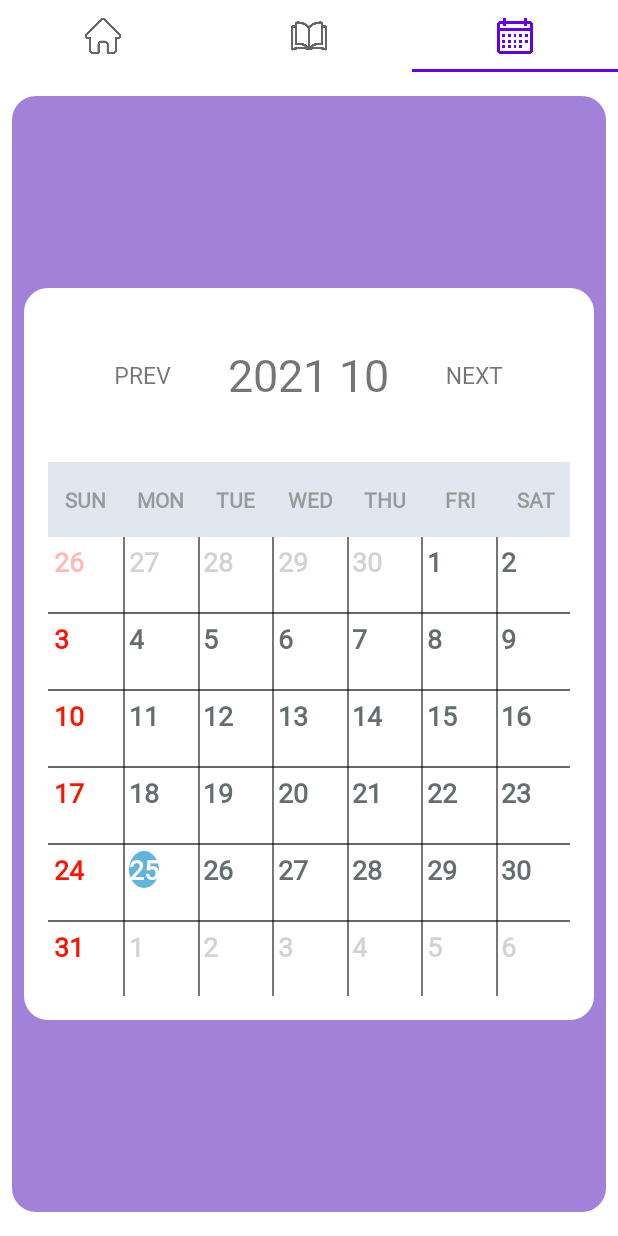
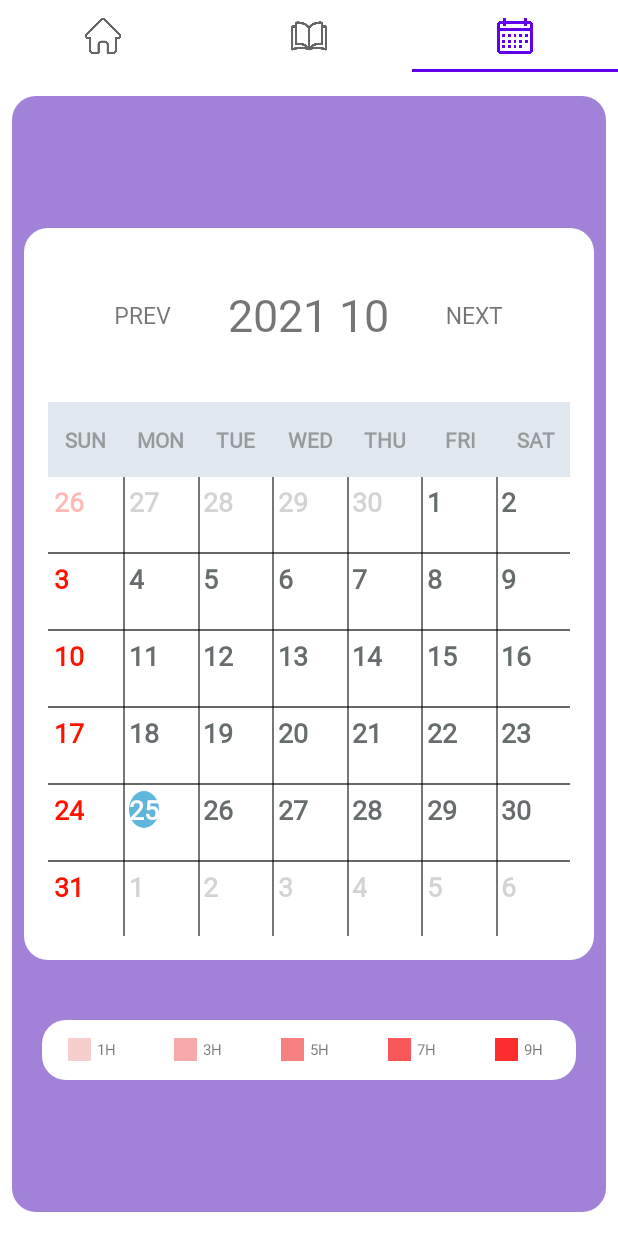
Before and after one commit to LeeGyungJun/StudyingisTiming, an Android app: the screen it shows after launch (MainActivity), tab 3 chosen, on a phone screen of 412 x 824 dp. Run offline under Robolectric (Android 15) with nearby library versions, the phone set to English and light mode, and no system bars; our stand-ins replace Room's generated code.

Commit message:
Refactoring) 달력 시간에 따른 색깔 표 추가

```diff
--- /dev/null
+++ b/app/src/main/res/drawable/calendar_radius_full.xml
@@ -0,0 +1,11 @@
+<?xml version="1.0" encoding="utf-8"?>
+<shape xmlns:android="http://schemas.android.com/apk/res/android"
+    android:padding="10dp"
+    android:shape="rectangle" >
+    <solid android:color="#FFFFFF" />
+    <corners
+        android:topLeftRadius="16dp"
+        android:topRightRadius="16dp"
+        android:bottomLeftRadius="16dp"
+        android:bottomRightRadius="16dp" />
+</shape>
--- a/app/src/main/res/layout/layout_c.xml
+++ b/app/src/main/res/layout/layout_c.xml
@@ -15,7 +15,7 @@
     <LinearLayout
         android:layout_width="380dp"
         android:layout_height="100dp"
-        android:background="@drawable/calendar_radius_first"
+        android:background="@drawable/calendar_radius_top"
         android:gravity="center"
         android:orientation="horizontal"
         android:paddingTop="16dp">
@@ -50,7 +50,7 @@
     <LinearLayout
         android:layout_width="380dp"
         android:layout_height="wrap_content"
-        android:background="@drawable/calendar_radius_second"
+        android:background="@drawable/calendar_radius_bottom"
         android:orientation="vertical"
         android:padding="16dp"
         android:fontFamily="@font/cafe24oneprettynight">
@@ -147,5 +147,121 @@
             android:layout_height="306dp">
 
         </androidx.recyclerview.widget.RecyclerView>
+
     </LinearLayout>
+
+
+    <LinearLayout
+        android:layout_width="match_parent"
+        android:layout_height="40dp"
+        android:layout_marginTop="40dp"
+        android:layout_marginStart="20dp"
+        android:layout_marginEnd="20dp"
+        android:gravity="center"
+        android:background="@drawable/calendar_radius_full"
+        android:orientation="horizontal">
+
+        <LinearLayout
+            android:layout_weight="1"
+            android:layout_width="wrap_content"
+            android:layout_height="wrap_content"
+            android:gravity="center"
+            android:orientation="horizontal">
+            <View
+                android:layout_width="15dp"
+                android:layout_height="15dp"
+                android:layout_gravity="center"
+                android:background="@color/phase1"/>
+            <TextView
+                android:layout_width="wrap_content"
+                android:layout_height="wrap_content"
+                android:layout_gravity="center"
+                android:layout_marginStart="4dp"
+                android:layout_marginEnd="4dp"
+                android:text="1H"
+                android:textSize="10sp"/>
+        </LinearLayout>
+        <LinearLayout
+            android:layout_weight="1"
+            android:layout_width="wrap_content"
+            android:layout_height="wrap_content"
+            android:gravity="center"
+            android:orientation="horizontal">
+            <View
+                android:layout_width="15dp"
+                android:layout_height="15dp"
+                android:layout_gravity="center"
+                android:background="@color/phase2"/>
+            <TextView
+                android:layout_width="wrap_content"
+                android:layout_height="wrap_content"
+                android:layout_gravity="center"
+                android:layout_marginStart="4dp"
+                android:layout_marginEnd="4dp"
+                android:text="3H"
+                android:textSize="10sp"/>
+        </LinearLayout>
+        <LinearLayout
+            android:layout_weight="1"
+            android:layout_width="wrap_content"
+            android:layout_height="wrap_content"
+            android:gravity="center"
+            android:orientation="horizontal">
+            <View
+                android:layout_width="15dp"
+                android:layout_height="15dp"
+                android:layout_gravity="center"
+                android:background="@color/phase3"/>
+            <TextView
+                android:layout_width="wrap_content"
+                android:layout_height="wrap_content"
+                android:layout_gravity="center"
+                android:layout_marginStart="4dp"
+                android:layout_marginEnd="4dp"
+                android:text="5H"
+                android:textSize="10sp"/>
+        </LinearLayout>
+        <LinearLayout
+            android:layout_weight="1"
+            android:layout_width="wrap_content"
+            android:layout_height="wrap_content"
+            android:gravity="center"
+            android:orientation="horizontal">
+            <View
+                android:layout_width="15dp"
+                android:layout_height="15dp"
+                android:layout_gravity="center"
+                android:background="@color/phase4"/>
+            <TextView
+                android:layout_width="wrap_content"
+                android:layout_height="wrap_content"
+                android:layout_gravity="center"
+                android:layout_marginStart="4dp"
+                android:layout_marginEnd="4dp"
+                android:text="7H"
+                android:textSize="10sp"/>
+        </LinearLayout>
+        <LinearLayout
+            android:layout_weight="1"
+            android:layout_width="wrap_content"
+            android:layout_height="wrap_content"
+            android:gravity="center"
+            android:orientation="horizontal">
+            <View
+                android:layout_width="15dp"
+                android:layout_height="15dp"
+                android:layout_gravity="center"
+                android:background="@color/phase5"/>
+            <TextView
+                android:layout_width="wrap_content"
+                android:layout_height="wrap_content"
+                android:layout_gravity="center"
+                android:layout_marginStart="4dp"
+                android:layout_marginEnd="4dp"
+                android:text="9H"
+                android:textSize="10sp"/>
+        </LinearLayout>
+
+    </LinearLayout>
+
 </LinearLayout>
```
Also changed, not shown: app/src/main/res/drawable/calendar_radius_bottom.xml (renamed from app/src/main/res/drawable/calendar_radius_second.xml), app/src/main/res/drawable/calendar_radius_top.xml (renamed from app/src/main/res/drawable/calendar_radius_first.xml).
